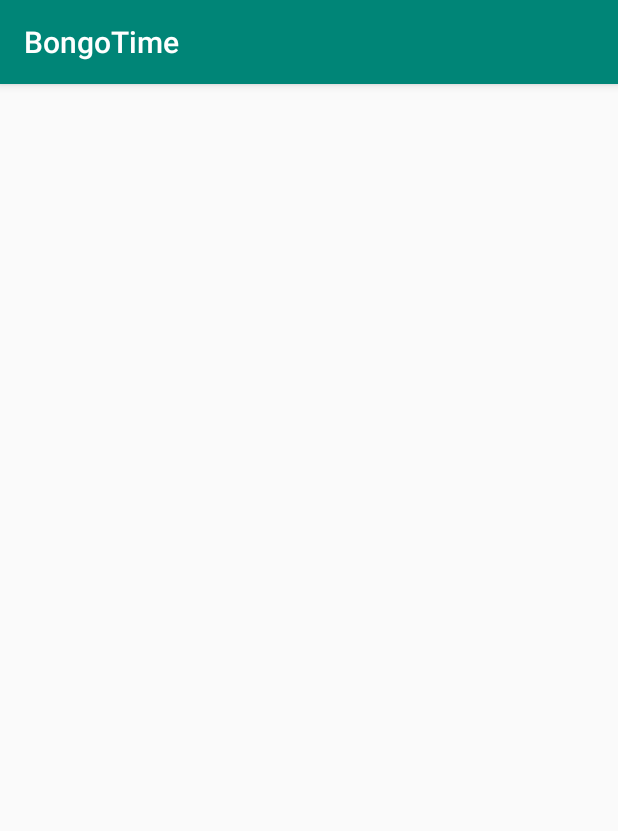
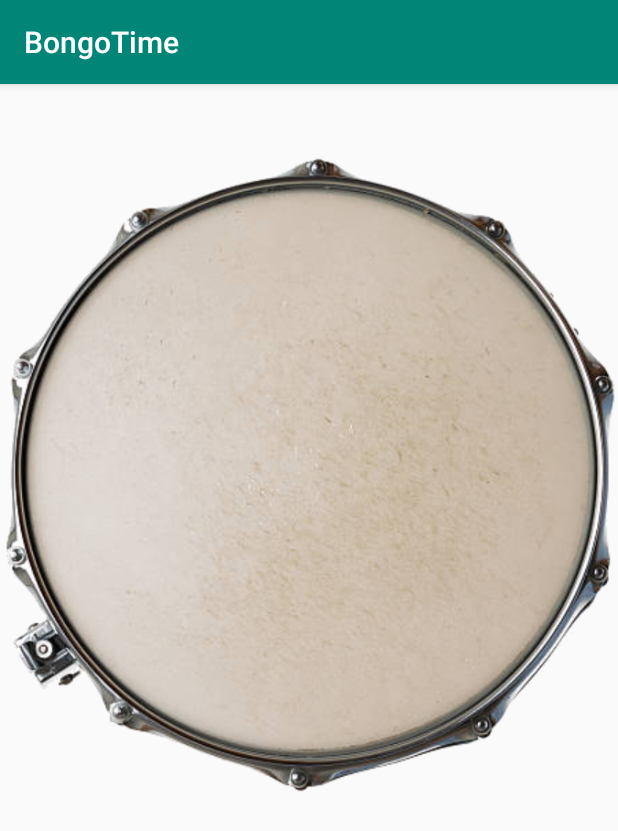
Before and after one commit to arbenitkamberi/BongoTime, an Android app: the Play screen opened directly, with no data from a screen before it, on a phone screen of 412 x 824 dp. Shown: the top 831 px of the screen. Run offline under Robolectric (Android 15) with nearby library versions, the phone set to English and light mode, and no system bars.

Commit message:
added bongo picture in Play activity

```diff
--- a/app/src/main/res/layout/activity_play.xml
+++ b/app/src/main/res/layout/activity_play.xml
@@ -6,4 +6,12 @@
     android:layout_height="match_parent"
     tools:context=".Play">
 
+    <ImageView
+        android:id="@+id/bongoPlay"
+        android:layout_width="wrap_content"
+        android:layout_height="519dp"
+        android:contentDescription="@string/bongoPlayDesc"
+        app:layout_constraintStart_toStartOf="parent"
+        app:layout_constraintTop_toTopOf="parent"
+        app:srcCompat="@drawable/bongo" />
 </android.support.constraint.ConstraintLayout>
--- a/app/src/main/res/values/strings.xml
+++ b/app/src/main/res/values/strings.xml
@@ -7,4 +7,5 @@
     <string name="howToPlayTextBottom">In the settings you can choose between multiple bongo sounds as well as multiple players you would like to play with.</string>
     <string name="infoSignDescription">Info Sign</string>
     <string name="LogoContentDes">BongoTime Logo</string>
+    <string name="bongoPlayDesc">Bongo for Playing</string>
 </resources>
```
